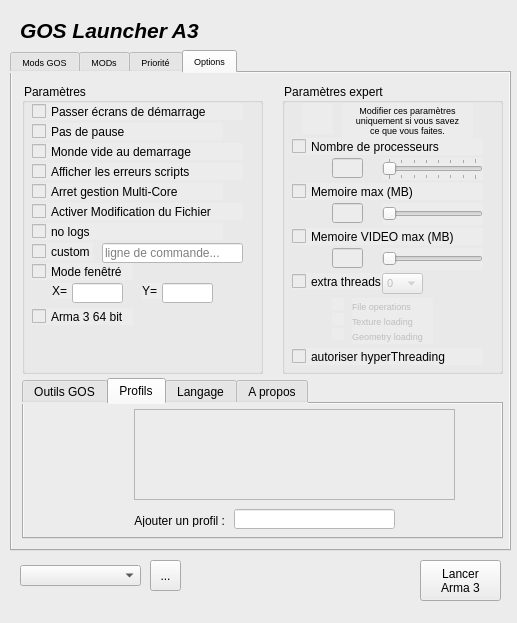
Old version of the form principale.ui in the repository ChristopheTdn/GOSLauncher_A3_Python_version.
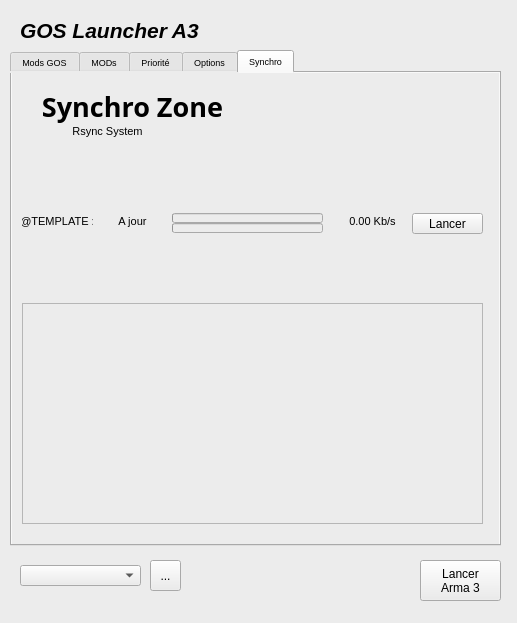
New version of the form. Icons and pictures are not drawn.

```diff
--- a/principale.ui
+++ b/principale.ui
@@ -29,8 +29,8 @@
      <rect>
       <x>10</x>
       <y>50</y>
-      <width>501</width>
-      <height>501</height>
+      <width>491</width>
+      <height>496</height>
      </rect>
     </property>
     <property name="font">
@@ -42,7 +42,7 @@
      <string notr="true">background-color: rgb(236, 236, 236);</string>
     </property>
     <property name="currentIndex">
-     <number>3</number>
+     <number>4</number>
     </property>
     <widget class="QWidget" name="Tab_ModsGOS">
      <attribute name="title">
@@ -2115,6 +2115,189 @@
       </widget>
      </widget>
     </widget>
+    <widget class="QWidget" name="tab_synchro">
+     <attribute name="title">
+      <string>Synchro</string>
+     </attribute>
+     <widget class="QLabel" name="label_synchro_title">
+      <property name="geometry">
+       <rect>
+        <x>10</x>
+        <y>10</y>
+        <width>221</width>
+        <height>46</height>
+       </rect>
+      </property>
+      <property name="font">
+       <font>
+        <family>Jokerman</family>
+        <pointsize>20</pointsize>
+        <weight>75</weight>
+        <bold>true</bold>
+       </font>
+      </property>
+      <property name="text">
+       <string>Synchro Zone</string>
+      </property>
+      <property name="scaledContents">
+       <bool>false</bool>
+      </property>
+      <property name="alignment">
+       <set>Qt::AlignCenter</set>
+      </property>
+     </widget>
+     <widget class="QLabel" name="label_synchro_subtitle">
+      <property name="geometry">
+       <rect>
+        <x>50</x>
+        <y>50</y>
+        <width>91</width>
+        <height>16</height>
+       </rect>
+      </property>
+      <property name="font">
+       <font>
+        <pointsize>8</pointsize>
+       </font>
+      </property>
+      <property name="text">
+       <string>Rsync System</string>
+      </property>
+      <property name="alignment">
+       <set>Qt::AlignCenter</set>
+      </property>
+     </widget>
+     <widget class="QLabel" name="label_synchro_template">
+      <property name="geometry">
+       <rect>
+        <x>10</x>
+        <y>140</y>
+        <width>71</width>
+        <height>16</height>
+       </rect>
+      </property>
+      <property name="font">
+       <font>
+        <pointsize>8</pointsize>
+       </font>
+      </property>
+      <property name="text">
+       <string>@TEMPLATE :</string>
+      </property>
+      <property name="alignment">
+       <set>Qt::AlignCenter</set>
+      </property>
+     </widget>
+     <widget class="QLabel" name="label_synchro_template_state">
+      <property name="geometry">
+       <rect>
+        <x>90</x>
+        <y>140</y>
+        <width>61</width>
+        <height>16</height>
+       </rect>
+      </property>
+      <property name="font">
+       <font>
+        <pointsize>8</pointsize>
+       </font>
+      </property>
+      <property name="text">
+       <string>A jour</string>
+      </property>
+      <property name="alignment">
+       <set>Qt::AlignCenter</set>
+      </property>
+     </widget>
+     <widget class="QLabel" name="label_synchro_template_debit">
+      <property name="geometry">
+       <rect>
+        <x>330</x>
+        <y>140</y>
+        <width>61</width>
+        <height>16</height>
+       </rect>
+      </property>
+      <property name="font">
+       <font>
+        <pointsize>8</pointsize>
+       </font>
+      </property>
+      <property name="text">
+       <string>0.00 Kb/s</string>
+      </property>
+      <property name="alignment">
+       <set>Qt::AlignCenter</set>
+      </property>
+     </widget>
+     <widget class="QPushButton" name="pushButton_synchro_template_launch">
+      <property name="geometry">
+       <rect>
+        <x>400</x>
+        <y>140</y>
+        <width>71</width>
+        <height>21</height>
+       </rect>
+      </property>
+      <property name="text">
+       <string>Lancer</string>
+      </property>
+     </widget>
+     <widget class="QProgressBar" name="progressBar_synchro_template_fichier">
+      <property name="geometry">
+       <rect>
+        <x>160</x>
+        <y>140</y>
+        <width>151</width>
+        <height>10</height>
+       </rect>
+      </property>
+      <property name="value">
+       <number>0</number>
+      </property>
+      <property name="alignment">
+       <set>Qt::AlignCenter</set>
+      </property>
+      <property name="textVisible">
+       <bool>false</bool>
+      </property>
+     </widget>
+     <widget class="QProgressBar" name="progressBar_synchro_template_global">
+      <property name="geometry">
+       <rect>
+        <x>160</x>
+        <y>150</y>
+        <width>151</width>
+        <height>10</height>
+       </rect>
+      </property>
+      <property name="value">
+       <number>0</number>
+      </property>
+      <property name="alignment">
+       <set>Qt::AlignCenter</set>
+      </property>
+      <property name="textVisible">
+       <bool>false</bool>
+      </property>
+     </widget>
+     <widget class="QTextEdit" name="textEdit_synchro_log">
+      <property name="geometry">
+       <rect>
+        <x>10</x>
+        <y>230</y>
+        <width>461</width>
+        <height>221</height>
+       </rect>
+      </property>
+      <property name="documentTitle">
+       <string>Log</string>
+      </property>
+      <property name="readOnly">
+       <bool>true</bool>
+      </property>
+     </widget>
+    </widget>
    </widget>
    <widget class="QPushButton" name="pushButton_LaunchArma3">
     <property name="geometry">
```
Left out of the diff: 2 changed lines with no effect on the pictures.
